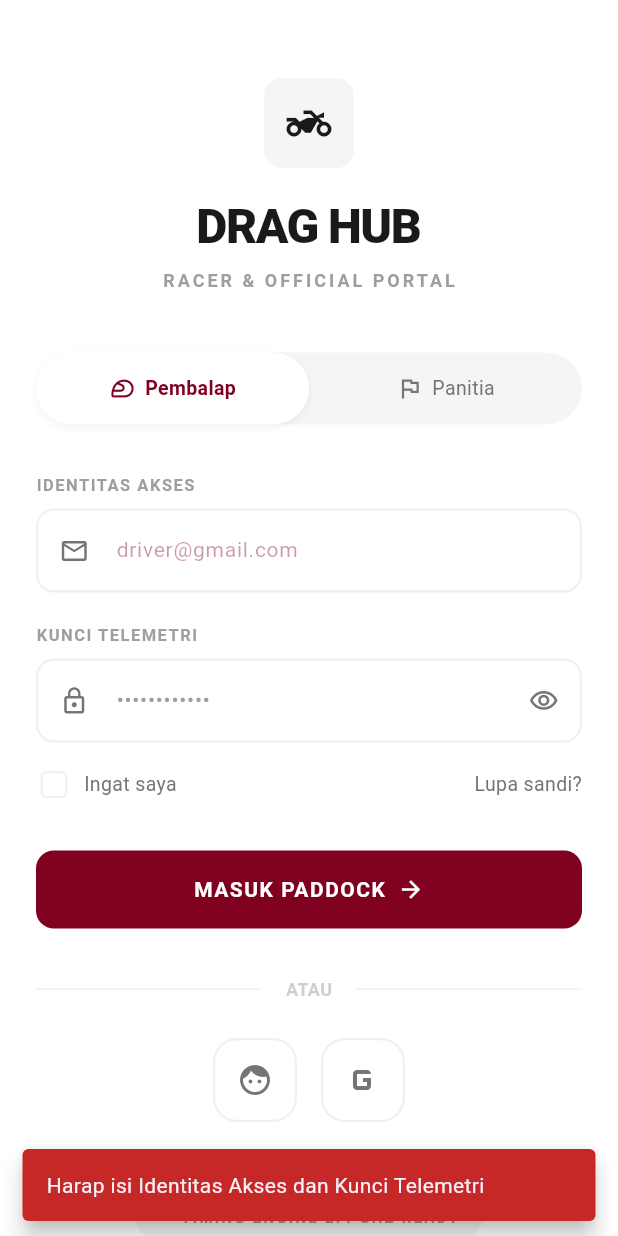
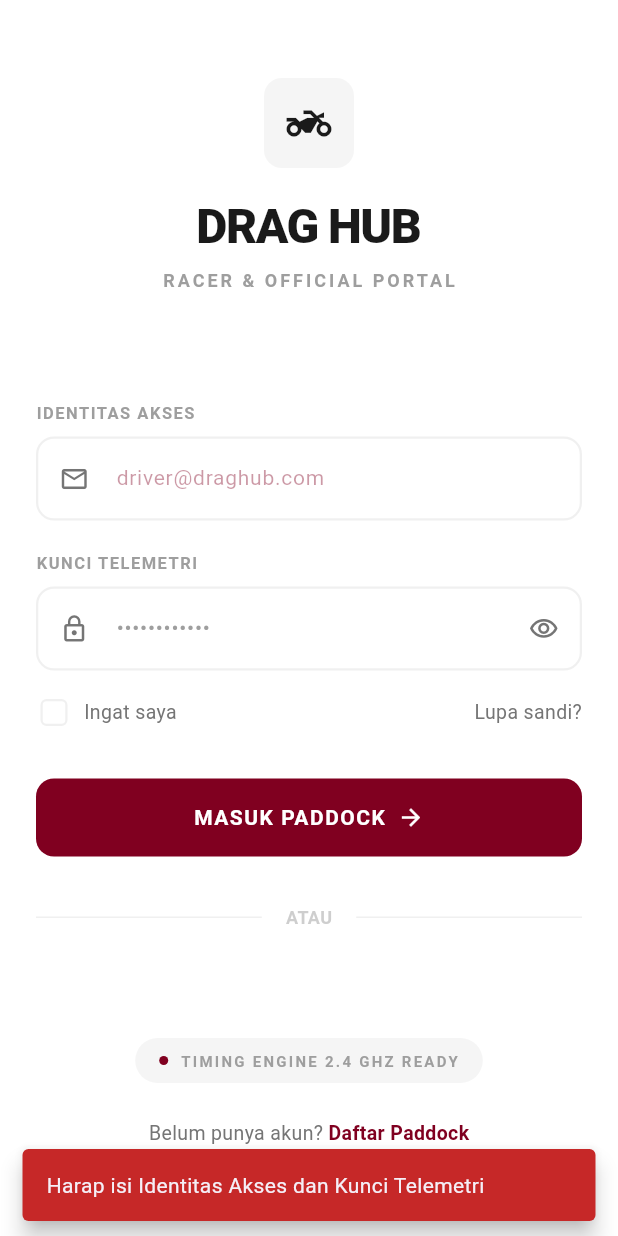
Before and after one commit to rhndty/draghub, a Flutter app: the screen it shows after launch, after a tap on "MASUK PADDOCK", on a phone screen of 412 x 824 dp. Run offline on Flutter 3.47's test engine with Material 3 defaults, Android fonts, the phone set to English and light mode, and no system bars; our stand-ins replace cloud_firestore, firebase_auth, firebase_core; accounts and stored records are empty; generated files the repository leaves out were written again; network calls fail.

Commit message:
utak atik 2

```diff
--- a/lib/screens/admin/admin_create_event_screen.dart
+++ b/lib/screens/admin/admin_create_event_screen.dart
@@ -1,6 +1,7 @@
 import 'package:flutter/material.dart';
 import 'package:cloud_firestore/cloud_firestore.dart';
 import '../../theme/app_colors.dart';
+import '';
 
 class AdminCreateEventScreen extends StatefulWidget {
   const AdminCreateEventScreen({super.key});
--- a/lib/screens/admin/admin_timing_screen.dart
+++ b/lib/screens/admin/admin_timing_screen.dart
@@ -1,6 +1,7 @@
 import 'package:flutter/material.dart';
 
 import '../../theme/app_colors.dart';
+import '../admin/admin_financial_screen.dart';
 
 class AdminTimingScreen extends StatefulWidget {
   const AdminTimingScreen({super.key});
@@ -10,6 +11,8 @@ class AdminTimingScreen extends StatefulWidget {
 }
 
 class _AdminTimingScreenState extends State<AdminTimingScreen> {
+  int _adminNavIndex = 2; // 2 = Timing
+
   @override
   Widget build(BuildContext context) {
     return Scaffold(
--- a/lib/screens/login_screen.dart
+++ b/lib/screens/login_screen.dart
@@ -1,10 +1,8 @@
 import 'package:flutter/material.dart';
 import 'package:firebase_auth/firebase_auth.dart';
-import 'package:cloud_firestore/cloud_firestore.dart';
 import '../theme/app_colors.dart';
-import 'home_screen.dart';
+import 'home_screen.dart'; // <-- Tanda // sudah dihapus agar halaman Home dikenali
 import 'register_screen.dart';
-
 
 class LoginScreen extends StatefulWidget {
   const LoginScreen({super.key});
@@ -59,47 +57,18 @@ class _LoginScreenState extends State<LoginScreen> {
         password: password,
       );
 
-      // Cek role pengguna di database Firestore
-      String userRole = '';
-      try {
-        final userDoc = await FirebaseFirestore.instance
-            .collection('users')
-            .doc(userCredential.user!.uid)
-            .get();
+      _showMessage('Berhasil masuk sebagai ${isRacerTab ? 'Pembalap' : 'Panitia'}');
 
-        if (userDoc.exists && userDoc.data() != null) {
-          final data = userDoc.data()!;
-          userRole = (data['role'] ?? '').toString().toLowerCase().trim();
-        } else {
-          final queryByEmail = await FirebaseFirestore.instance
-              .collection('users')
-              .where('email', isEqualTo: email)
-              .limit(1)
-              .get();
-          if (queryByEmail.docs.isNotEmpty) {
-            final data = queryByEmail.docs.first.data();
-            userRole = (data['role'] ?? '').toString().toLowerCase().trim();
-          }
-        }
-      } catch (e) {
-        debugPrint('Error saat membaca role: $e');
+      // Jeda 1 detik agar pesan sukses terbaca oleh pengguna
+      await Future.delayed(const Duration(seconds: 1));
+
+      // Navigasi ke beranda jika login berhasil (Tanda // sudah dihapus)
+      if (mounted) {
+        Navigator.pushReplacement(
+          context,
+          MaterialPageRoute(builder: (context) => const HomeScreen())
+        );
       }
-
-      // Jika role belum terdaftar di database, gunakan tab login aktif
-      if (userRole.isEmpty) {
-        userRole = isRacerTab ? 'racer' : 'panitia';
-      }
-
-      final bool isPanitia = (userRole == 'panitia' ||
-          userRole == 'ketua' ||
-          userRole == 'wakil' ||
-          userRole == 'sekretaris' ||
-          userRole == 'bendahara');
-
-      _showMessage('Berhasil masuk sebagai ${isPanitia ? "Panitia" : "Pembalap"}');
-
-      await Future.delayed(const Duration(milliseconds: 600));
-
 
     } on FirebaseAuthException catch (e) {
       String errorMessage = 'Terjadi kesalahan autentikasi.';
@@ -161,19 +130,6 @@ class _LoginScreenState extends State<LoginScreen> {
               ),
               const SizedBox(height: 40),
 
-              Container(
-                height: 48,
-                decoration: BoxDecoration(
-                  color: AppColors.toggleBackground,
-                  borderRadius: BorderRadius.circular(24),
-                ),
-                child: Row(
-                  children: [
-                    Expanded(child: _buildRoleToggle(title: 'Pembalap', icon: Icons.sports_motorsports_outlined, isSelected: isRacerTab, onTap: () => setState(() => isRacerTab = true))),
-                    Expanded(child: _buildRoleToggle(title: 'Panitia', icon: Icons.flag_outlined, isSelected: !isRacerTab, onTap: () => setState(() => isRacerTab = false))),
-                  ],
-                ),
-              ),
 
               const SizedBox(height: 32),
 
@@ -181,7 +137,7 @@ class _LoginScreenState extends State<LoginScreen> {
               const SizedBox(height: 8),
               _buildTextField(
                 controller: _emailController,
-                hintText: 'driver@gmail.com',
+                hintText: 'driver@draghub.com',
                 prefixIcon: Icons.email_outlined,
               ),
               const SizedBox(height: 20),
@@ -232,7 +188,7 @@ class _LoginScreenState extends State<LoginScreen> {
                   onPressed: _isLoading ? null : _handleLogin,
                   style: ElevatedButton.styleFrom(
                     backgroundColor: AppColors.primary,
-                    disabledBackgroundColor: AppColors.primary.withValues(alpha: 0.7),
+                    disabledBackgroundColor: AppColors.primary.withOpacity(0.7),
                     shape: RoundedRectangleBorder(
                       borderRadius: BorderRadius.circular(12),
                     ),
@@ -261,21 +217,12 @@ class _LoginScreenState extends State<LoginScreen> {
                   const Expanded(child: Divider(color: AppColors.border, thickness: 1)),
                   Padding(
                     padding: const EdgeInsets.symmetric(horizontal: 16),
-                    child: Text('ATAU', style: TextStyle(color: AppColors.textSubtitle.withValues(alpha: 0.5), fontSize: 12, fontWeight: FontWeight.bold)),
+                    child: Text('ATAU', style: TextStyle(color: AppColors.textSubtitle.withOpacity(0.5), fontSize: 12, fontWeight: FontWeight.bold)),
                   ),
                   const Expanded(child: Divider(color: AppColors.border, thickness: 1)),
                 ],
               ),
               const SizedBox(height: 24),
-
-              Row(
-                mainAxisAlignment: MainAxisAlignment.center,
-                children: [
-                  _buildSocialButton(Icons.face, onTap: () {}),
-                  const SizedBox(width: 16),
-                  _buildSocialButton(Icons.g_mobiledata, iconSize: 32, onTap: () {}),
-                ],
-              ),
 
               const SizedBox(height: 48),
 
@@ -334,7 +281,7 @@ class _LoginScreenState extends State<LoginScreen> {
         decoration: BoxDecoration(
           color: isSelected ? Colors.white : Colors.transparent,
           borderRadius: BorderRadius.circular(24),
-          boxShadow: isSelected ? [BoxShadow(color: Colors.black.withValues(alpha: 0.05), blurRadius: 4, offset: const Offset(0, 2))] : [],
+          boxShadow: isSelected ? [BoxShadow(color: Colors.black.withOpacity(0.05), blurRadius: 4, offset: const Offset(0, 2))] : [],
         ),
         child: Center(
           child: Row(
@@ -370,7 +317,7 @@ class _LoginScreenState extends State<LoginScreen> {
         style: const TextStyle(color: AppColors.textPrimary, fontSize: 14),
         decoration: InputDecoration(
           hintText: hintText,
-          hintStyle: TextStyle(color: isPassword ? AppColors.textSubtitle : AppColors.primary.withValues(alpha: 0.4)),
+          hintStyle: TextStyle(color: isPassword ? AppColors.textSubtitle : AppColors.primary.withOpacity(0.4)),
           prefixIcon: Icon(prefixIcon, color: AppColors.textSecondary, size: 20),
           suffixIcon: isPassword
               ? IconButton(
```
